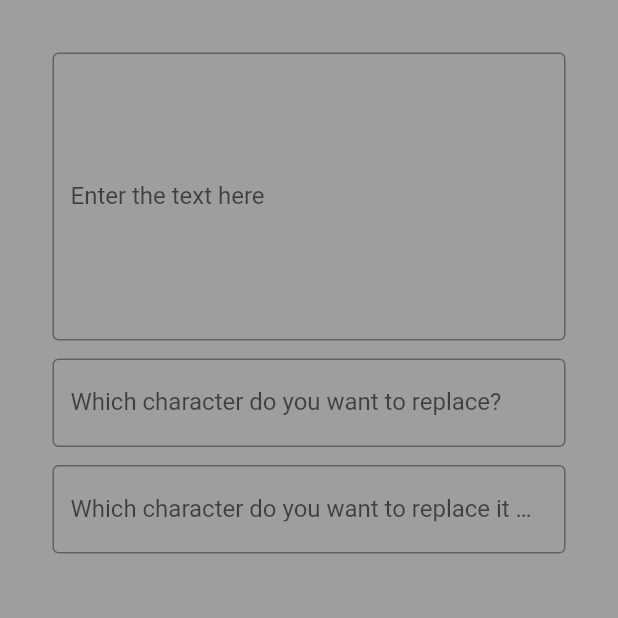
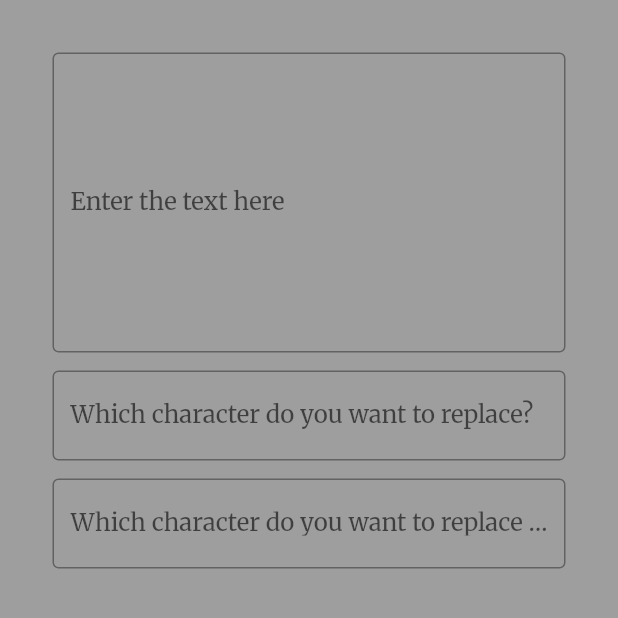
Before and after one commit to radG1t/PaX, a Flutter app: the screen it shows after launch, on a phone screen of 412 x 824 dp, the top half of it. Run offline on Flutter 3.47's test engine with Material 2 defaults, Android fonts, the phone set to English and light mode, and no system bars; our stand-ins replace google_fonts.

Commit message:
main font setted ? set.

```diff
--- a/lib/main.dart
+++ b/lib/main.dart
@@ -28,6 +28,8 @@ class MyApp extends StatelessWidget {
       debugShowCheckedModeBanner: false,
       title: "Pws",
       theme: ThemeData(
+        textTheme:
+            GoogleFonts.merriweatherTextTheme(Theme.of(context).textTheme),
         primarySwatch: primaryBlack,
         primaryColor: Colors.black,
       ),
```
